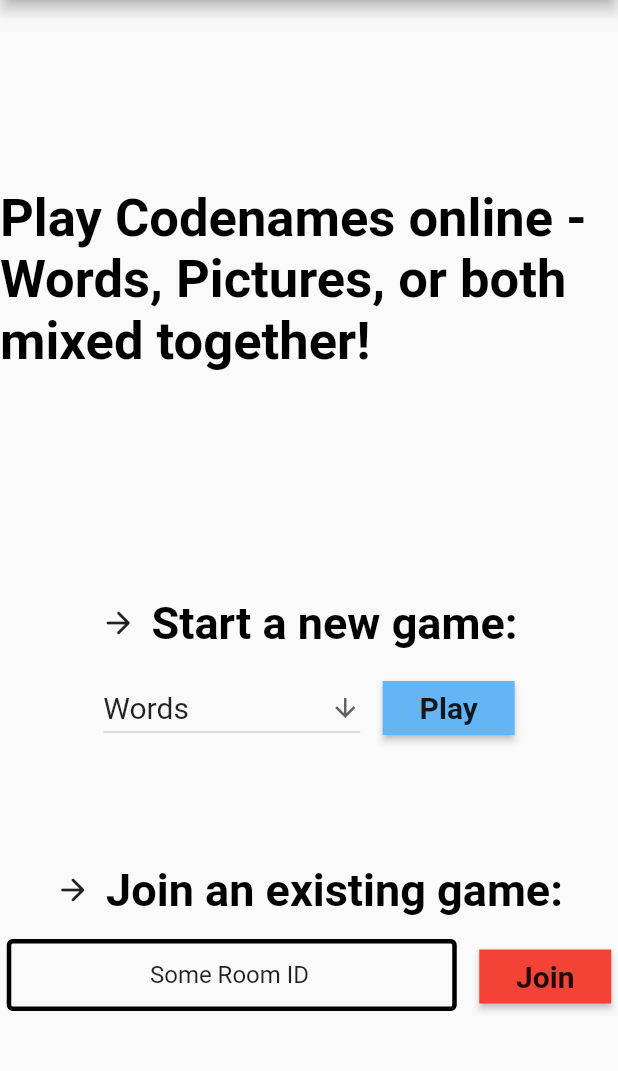
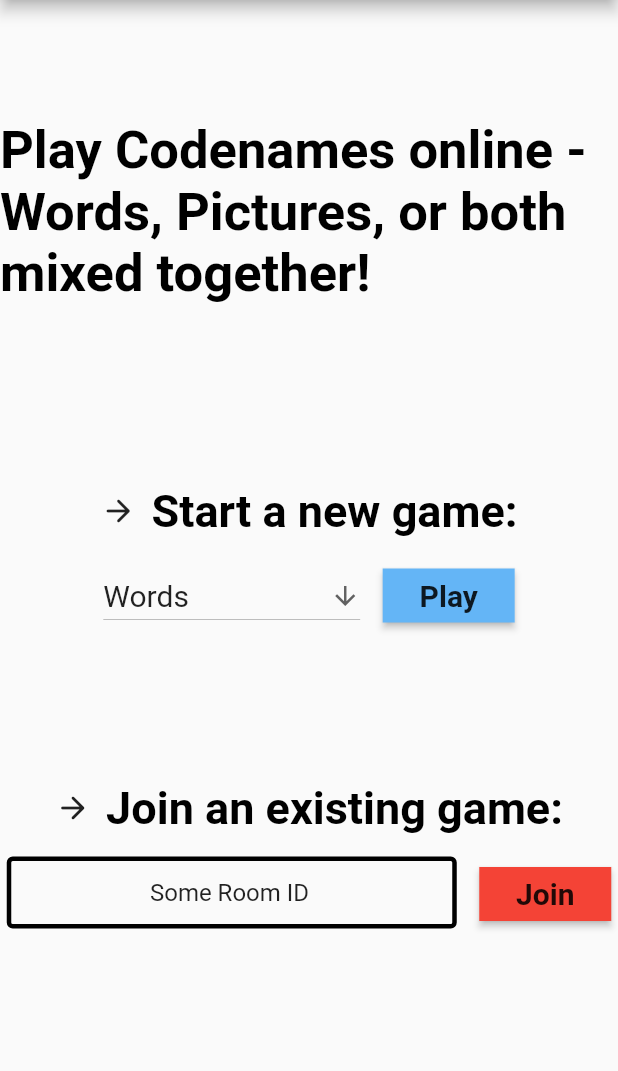
Before and after one commit to swu0430/codenames_project, a Flutter app: the screen it shows after launch, on a phone screen of 412 x 824 dp, the part 84-1155 px from its top. Run offline on Flutter 3.47's test engine with Material 2 defaults, Android fonts, the phone set to English and light mode, and no system bars; our stand-ins replace google_fonts; missing offline and left inert: link; Roboto replaces fonts that are missing (Gaegu, Shojumaru).

Commit message:
Minor home screen formatting changes

```diff
--- a/lib/main.dart
+++ b/lib/main.dart
@@ -50,10 +50,10 @@ class _HomeState extends State<HomeScreen> {
         ),
         body: Column(
           children: <Widget>[
-            SizedBox(height: 125),
+            SizedBox(height: 80),
             Center(child: Text("Play Codenames online - Words, Pictures, or both mixed together!",
               style: GoogleFonts.gaegu(color: Colors.black, fontWeight: FontWeight.bold, fontSize: 35))),
-            SizedBox(height: 150),
+            SizedBox(height: 120),
             Row(
               mainAxisAlignment: MainAxisAlignment.center,
               children: [
@@ -94,7 +94,7 @@ class _HomeState extends State<HomeScreen> {
                   }
                 )
             ]),
-            SizedBox(height: 80),
+            SizedBox(height: 100),
             Row(
               mainAxisAlignment: MainAxisAlignment.center,
               children: [
```
